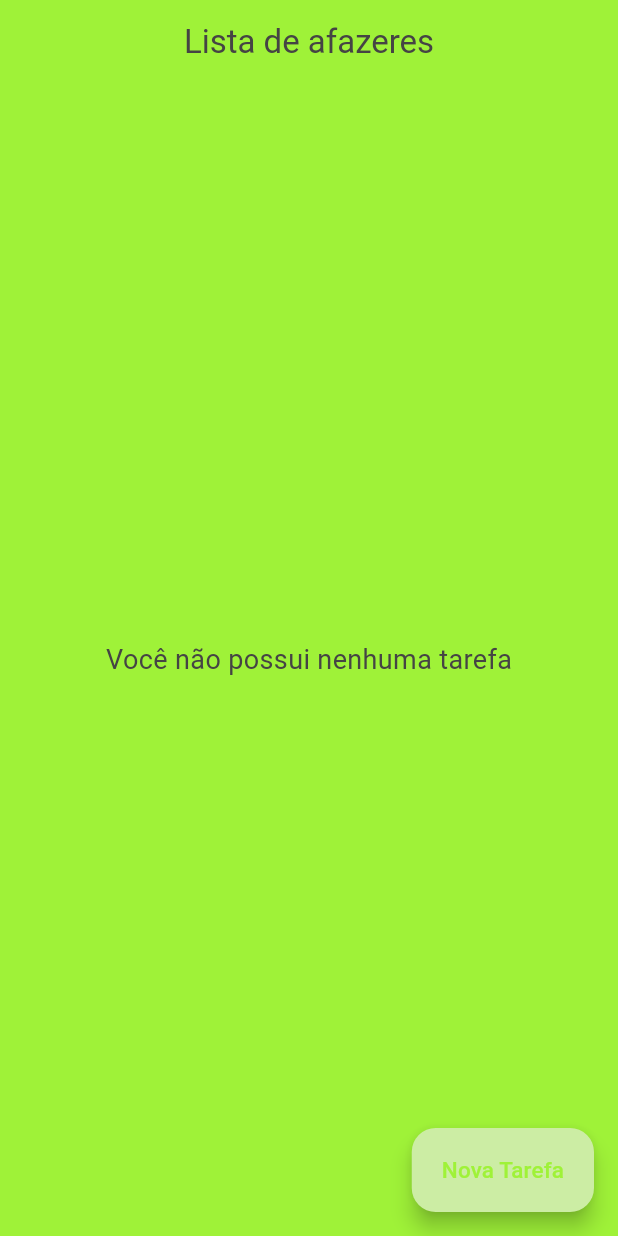
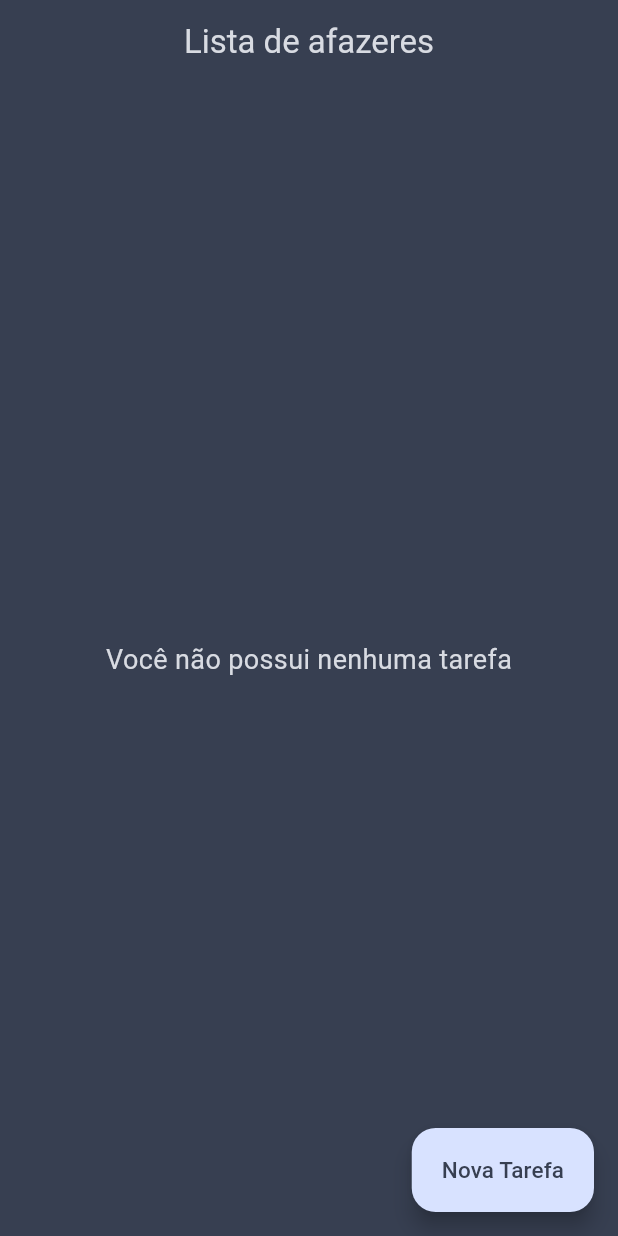
Before and after one commit to e-medeiros1/todo_list_provider, a Flutter app: the screen it shows after launch, on a phone screen of 412 x 824 dp. Run offline on Flutter 3.47's test engine with Material 2 defaults, Android fonts, the phone set to English and light mode, and no system bars; our stand-ins replace flutter_secure_storage, skeletons.

Commit message:
Change colors theme

```diff
--- a/lib/app/core/styles/colors_style.dart
+++ b/lib/app/core/styles/colors_style.dart
@@ -2,10 +2,9 @@ import 'package:flutter/material.dart';
 
 class ColorsStyle {
   static ColorsStyle? _instance;
-  final _primaryColor = const Color(0xFF9ff238);
-  final _secondaryColor = const Color(0xFF454444);
-  final _blackColor = const Color(0XFF140E0E);
-  final _blueColor = const Color(0XFF0b3fa4);
+  final _primaryColor = const Color(0XFF373F51);
+  final _secondaryColor = const Color(0xFFD8DBE2);
+  final _blackColor = const Color(0XFFA9BCD0);
 
   ColorsStyle._();
 
@@ -17,7 +16,6 @@ class ColorsStyle {
   Color get primary => _primaryColor;
   Color get secondary => _secondaryColor;
   Color get black => _blackColor;
-  Color get blue => _blueColor;
 }
 
 extension ColorsStyleExtensions on BuildContext {
```
